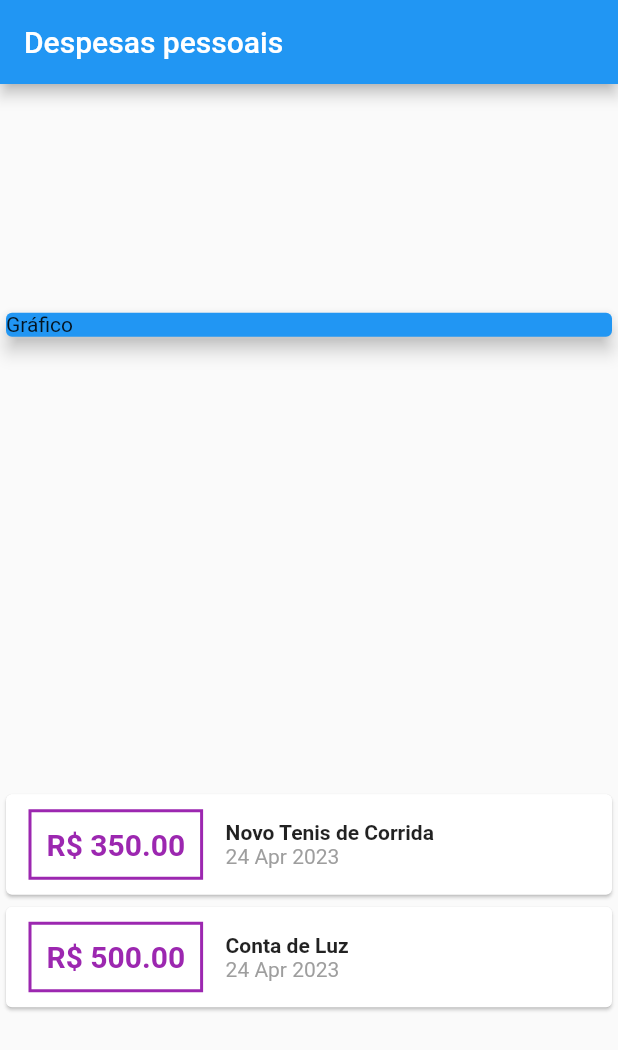
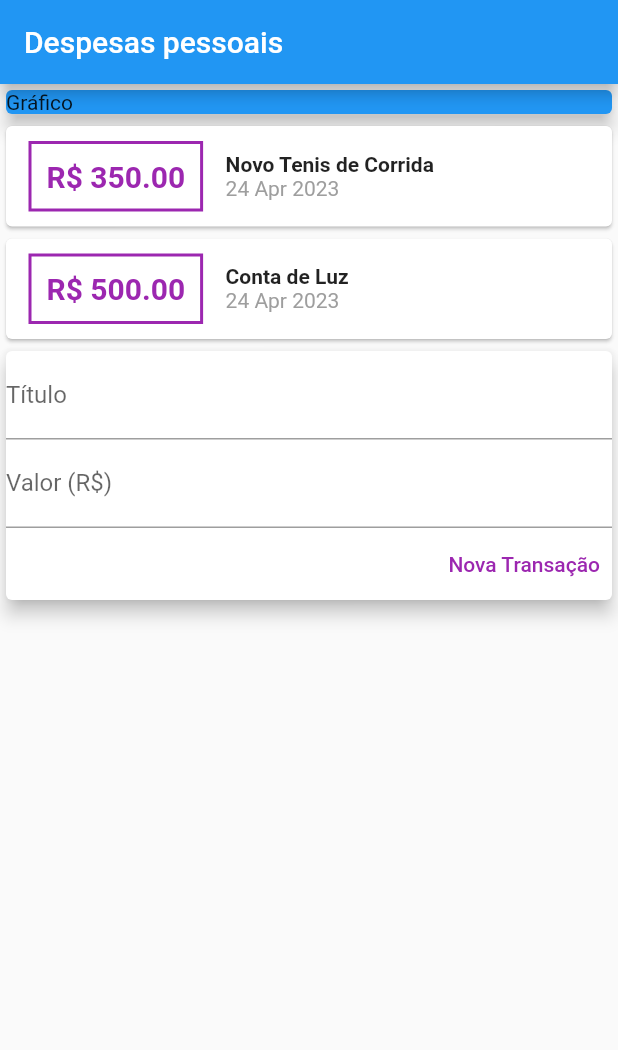
Before and after one commit to LucasMLara/ExpensesAppFlutter, a Flutter app: the screen it shows after launch, on a phone screen of 412 x 824 dp. Shown: the top 1050 px of the screen. Run offline on Flutter 3.47's test engine with Material 2 defaults, Android fonts, the phone set to English and light mode, and no system bars.

Commit message:
adiciona button de nova transacao

```diff
--- a/lib/main.dart
+++ b/lib/main.dart
@@ -36,7 +36,6 @@ class MyHomePage extends StatelessWidget {
         title: const Text('Despesas pessoais'),
       ),
       body: Column(
-        mainAxisAlignment: MainAxisAlignment.spaceAround,
         crossAxisAlignment: CrossAxisAlignment.stretch,
         children: <Widget>[
           Container(
@@ -53,37 +52,60 @@ class MyHomePage extends StatelessWidget {
                       child: Row(
                         children: [
                           Container(
-                            margin: EdgeInsets.symmetric(
+                            margin: const EdgeInsets.symmetric(
                                 horizontal: 15, vertical: 10),
                             decoration: BoxDecoration(
                                 border:
                                     Border.all(color: Colors.purple, width: 2)),
-                            padding: EdgeInsets.all(10),
+                            padding: const EdgeInsets.all(10),
                             child: Text(
                               "R\$ ${e.value.toStringAsFixed(2)}",
-                              style: TextStyle(
+                              style: const TextStyle(
                                   fontWeight: FontWeight.bold,
                                   fontSize: 20,
                                   color: Colors.purple),
                             ),
                           ),
                           Column(
+                            crossAxisAlignment: CrossAxisAlignment.start,
                             children: [
                               Text(
                                 e.title,
-                                style: TextStyle(fontWeight: FontWeight.bold),
+                                style: const TextStyle(
+                                    fontWeight: FontWeight.bold),
                               ),
                               Text(
                                 DateFormat('d MMM y').format(e.date),
-                                style: TextStyle(color: Colors.grey),
+                                style: const TextStyle(color: Colors.grey),
                               )
                             ],
-                            crossAxisAlignment: CrossAxisAlignment.start,
                           )
                         ],
                       ),
                     ))
                 .toList(),
+          ),
+          Card(
+            elevation: 5,
+            child: Column(children: <Widget>[
+              const TextField(
+                decoration: InputDecoration(labelText: 'Título'),
+              ),
+              const TextField(
+                decoration: InputDecoration(labelText: 'Valor (R\$)'),
+              ),
+              Row(
+                mainAxisAlignment: MainAxisAlignment.end,
+                children: [
+                  TextButton(
+                      onPressed: () {},
+                      style:
+                          // https://www.flutterbeads.com/text-button-color-in-flutter/
+                          TextButton.styleFrom(foregroundColor: Colors.purple),
+                      child: const Text('Nova Transação')),
+                ],
+              )
+            ]),
           )
         ],
       ),
```
